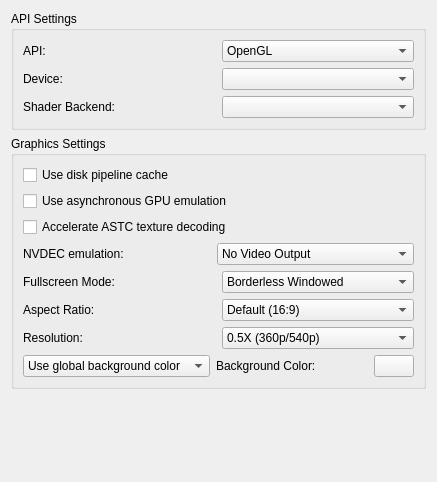
rorrim-rorrim/eden-alt, file src/yuzu/configuration/configure_graphics.ui: the form before one commit.
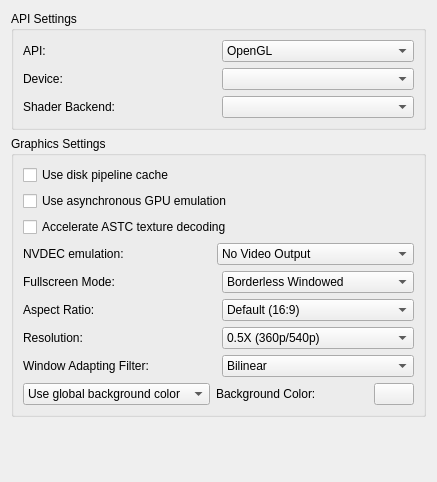
The form after the commit.

Commit message: Renderer: Implement Bicubic and ScaleForce filters.

The edit to the form file:
```diff
--- a/src/yuzu/configuration/configure_graphics.ui
+++ b/src/yuzu/configuration/configure_graphics.ui
@@ -373,6 +373,50 @@
           </layout>
          </widget>
         </item>
+        <item>
+         <widget class="QWidget" name="scaling_filter_layout" native="true">
+          <layout class="QHBoxLayout" name="horizontalLayout_5">
+           <property name="leftMargin">
+            <number>0</number>
+           </property>
+           <property name="topMargin">
+            <number>0</number>
+           </property>
+           <property name="rightMargin">
+            <number>0</number>
+           </property>
+           <property name="bottomMargin">
+            <number>0</number>
+           </property>
+           <item>
+            <widget class="QLabel" name="scaling_filter_label">
+             <property name="text">
+              <string>Window Adapting Filter:</string>
+             </property>
+            </widget>
+           </item>
+           <item>
+            <widget class="QComboBox" name="scaling_filter_combobox">
+             <item>
+              <property name="text">
+               <string>Bilinear</string>
+              </property>
+             </item>
+             <item>
+              <property name="text">
+               <string>Bicubic</string>
+              </property>
+             </item>
+             <item>
+              <property name="text">
+               <string>ScaleForce</string>
+              </property>
+             </item>
+            </widget>
+           </item>
+          </layout>
+         </widget>
+        </item>
         <item>
          <widget class="QWidget" name="bg_layout" native="true">
           <property name="sizePolicy">
```
Left out of the diff: 10 changed lines with no effect on the pictures. The commit also changes 14 other files.
